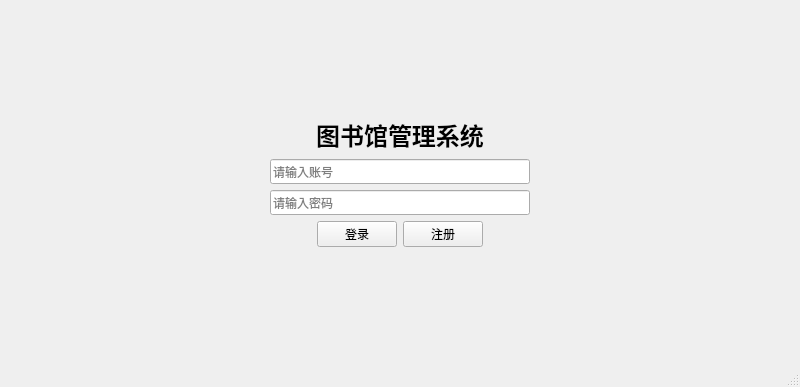
LeoStr4nge/LibraryManageSystem, file firstwindow.ui: the form before one commit.
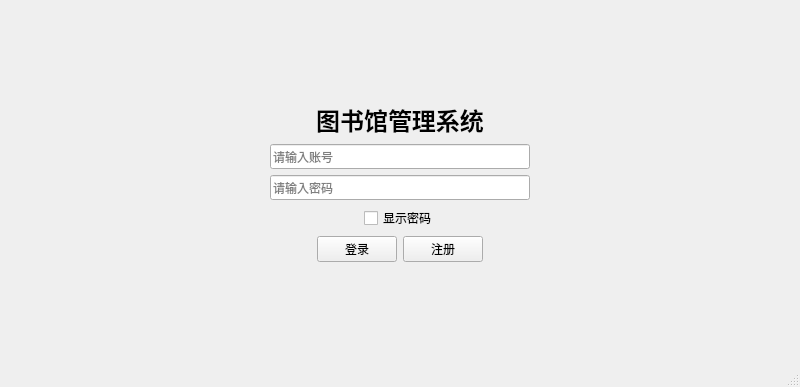
The form after the commit.

```diff
--- a/firstwindow.ui
+++ b/firstwindow.ui
@@ -42,23 +42,23 @@
        </widget>
       </item>
       <item>
+       <layout class="QHBoxLayout" name="horizontalLayout_3">
+        <item>
+         <spacer name="horizontalSpacer_3">
+          <property name="orientation">
+           <enum>Qt::Horizontal</enum>
+          </property>
+          <property name="sizeHint" stdset="0">
+           <size>
+            <width>40</width>
+            <height>20</height>
+           </size>
+          </property>
+         </spacer>
+        </item>
+        <item>
        <layout class="QVBoxLayout" name="verticalLayout">
         <item>
-         <layout class="QHBoxLayout" name="horizontalLayout_2">
-          <item>
-           <spacer name="horizontalSpacer">
-            <property name="orientation">
-             <enum>Qt::Horizontal</enum>
-            </property>
-            <property name="sizeHint" stdset="0">
-             <size>
-              <width>40</width>
-              <height>20</height>
-             </size>
-            </property>
-           </spacer>
-          </item>
-          <item>
            <widget class="QLineEdit" name="lineEdit">
             <property name="placeholderText">
              <string>请输入账号</string>
@@ -66,36 +66,6 @@
            </widget>
           </item>
           <item>
-           <spacer name="horizontalSpacer_2">
-            <property name="orientation">
-             <enum>Qt::Horizontal</enum>
-            </property>
-            <property name="sizeHint" stdset="0">
-             <size>
-              <width>40</width>
-              <height>20</height>
-             </size>
-            </property>
-           </spacer>
-          </item>
-         </layout>
-        </item>
-        <item>
-         <layout class="QHBoxLayout" name="horizontalLayout">
-          <item>
-           <spacer name="horizontalSpacer_3">
-            <property name="orientation">
-             <enum>Qt::Horizontal</enum>
-            </property>
-            <property name="sizeHint" stdset="0">
-             <size>
-              <width>40</width>
-              <height>20</height>
-             </size>
-            </property>
-           </spacer>
-          </item>
-          <item>
            <widget class="QLineEdit" name="lineEdit_2">
             <property name="echoMode">
              <enum>QLineEdit::Password</enum>
@@ -105,6 +75,8 @@
             </property>
            </widget>
           </item>
+         </layout>
+        </item>
           <item>
            <spacer name="horizontalSpacer_4">
             <property name="orientation">
@@ -120,10 +92,45 @@
           </item>
          </layout>
         </item>
+      <item>
+       <layout class="QHBoxLayout" name="horizontalLayout">
+        <item>
+         <spacer name="horizontalSpacer">
+          <property name="orientation">
+           <enum>Qt::Horizontal</enum>
+          </property>
+          <property name="sizeHint" stdset="0">
+           <size>
+            <width>40</width>
+            <height>20</height>
+           </size>
+          </property>
+         </spacer>
+        </item>
+        <item>
+         <widget class="QCheckBox" name="checkBox">
+          <property name="text">
+           <string>显示密码</string>
+          </property>
+         </widget>
+        </item>
+        <item>
+         <spacer name="horizontalSpacer_2">
+          <property name="orientation">
+           <enum>Qt::Horizontal</enum>
+          </property>
+          <property name="sizeHint" stdset="0">
+           <size>
+            <width>40</width>
+            <height>20</height>
+           </size>
+          </property>
+         </spacer>
+        </item>
        </layout>
       </item>
       <item>
-       <layout class="QHBoxLayout" name="horizontalLayout_3">
+       <layout class="QHBoxLayout" name="horizontalLayout_2">
         <item>
          <spacer name="horizontalSpacer_5">
           <property name="orientation">
```
Lines whose indentation alone changed are shown as unchanged.
